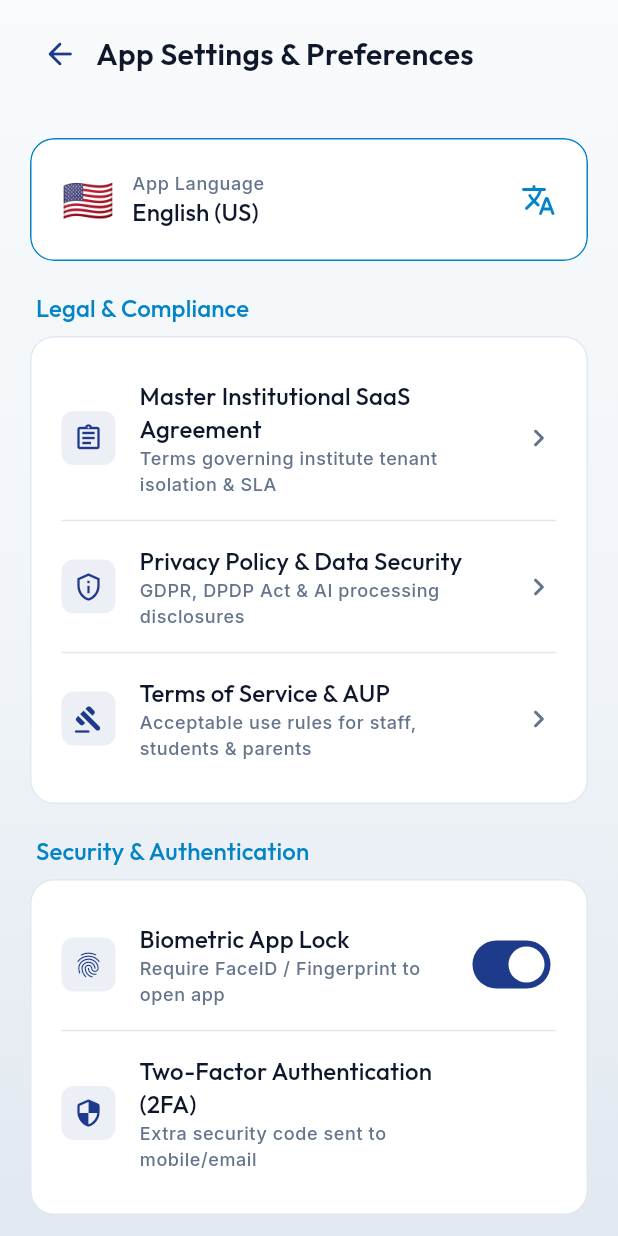
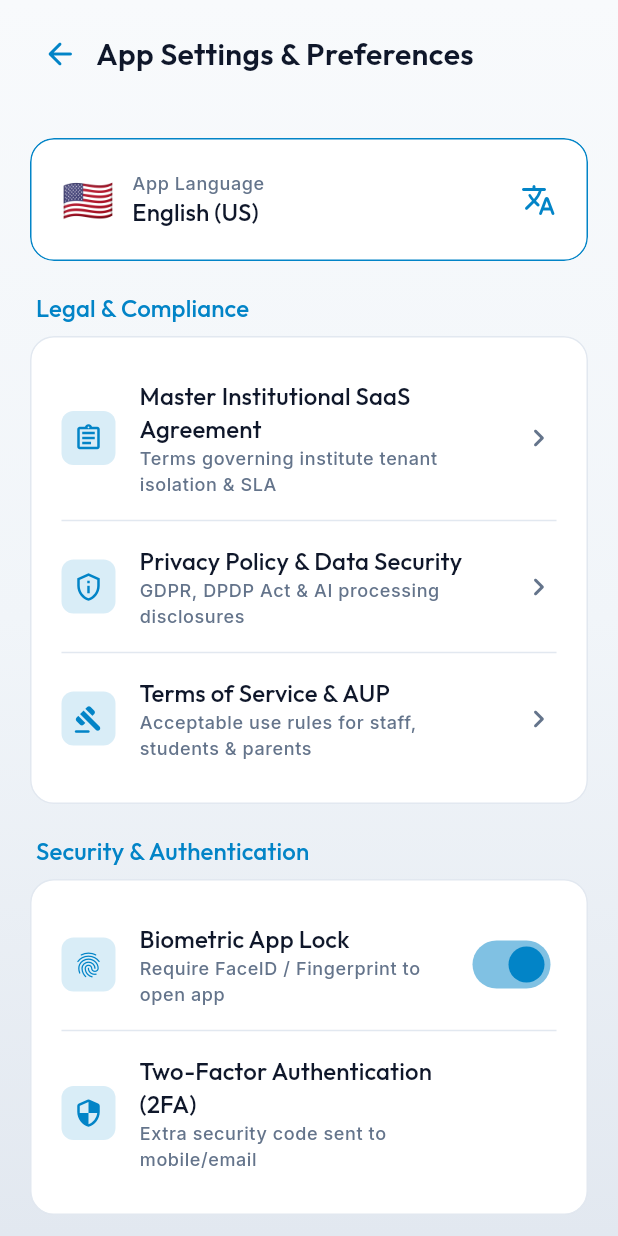
Before and after one commit to sreeragp01/institute, a Flutter app: the SettingsScreen screen opened by its route, on a phone screen of 412 x 824 dp. Run offline on Flutter 3.47's test engine with Material 3 defaults, Android fonts, the phone set to English and light mode, and no system bars; our stand-ins replace dio, flutter_animate, flutter_riverpod, flutter_secure_storage, go_router, google_fonts and 1 more; missing offline and left inert: mobile_scanner; accounts and stored records are empty.

Commit message:
Polish Settings & Notification Center: Upgrade contrast colors to cyber cyan and verify 100% clean build

```diff
--- a/mobile/lib/src/features/notifications/presentation/screens/notification_center_screen.dart
+++ b/mobile/lib/src/features/notifications/presentation/screens/notification_center_screen.dart
@@ -20,7 +20,7 @@ class NotificationCenterScreen extends StatelessWidget {
                 child: Row(
                   children: [
                     IconButton(
-                      icon: const Icon(Icons.arrow_back_rounded, color: AppColors.primaryNavy),
+                      icon: const Icon(Icons.arrow_back_rounded, color: AppColors.cyberCyan),
                       onPressed: () => context.pop(),
                     ),
                     Text('Notification Center', style: AppTypography.header2(color: AppColors.textPrimary)),
--- a/mobile/lib/src/features/settings/presentation/screens/settings_screen.dart
+++ b/mobile/lib/src/features/settings/presentation/screens/settings_screen.dart
@@ -164,7 +164,7 @@ class _SettingsScreenState extends ConsumerState<SettingsScreen> {
                 child: Row(
                   children: [
                     IconButton(
-                      icon: const Icon(Icons.arrow_back_rounded, color: AppColors.primaryNavy),
+                      icon: const Icon(Icons.arrow_back_rounded, color: AppColors.cyberCyan),
                       onPressed: () => context.pop(),
                     ),
                     Text('App Settings & Preferences', style: AppTypography.header2(color: AppColors.textPrimary)),
@@ -410,10 +410,10 @@ class _SettingsScreenState extends ConsumerState<SettingsScreen> {
       leading: Container(
         padding: const EdgeInsets.all(8),
         decoration: BoxDecoration(
-          color: AppColors.primaryNavy.withValues(alpha: 0.08),
+          color: AppColors.cyberCyan.withValues(alpha: 0.15),
           borderRadius: BorderRadius.circular(8),
         ),
-        child: Icon(icon, color: AppColors.primaryNavy, size: 20),
+        child: Icon(icon, color: AppColors.cyberCyan, size: 20),
       ),
       title: Text(title, style: AppTypography.subtitle(color: AppColors.textPrimary)),
       subtitle: Text(subtitle, style: AppTypography.caption(color: AppColors.textMuted)),
@@ -434,17 +434,17 @@ class _SettingsScreenState extends ConsumerState<SettingsScreen> {
       leading: Container(
         padding: const EdgeInsets.all(8),
         decoration: BoxDecoration(
-          color: AppColors.primaryNavy.withValues(alpha: 0.08),
+          color: AppColors.cyberCyan.withValues(alpha: 0.15),
           borderRadius: BorderRadius.circular(8),
         ),
-        child: Icon(icon, color: AppColors.primaryNavy, size: 20),
+        child: Icon(icon, color: AppColors.cyberCyan, size: 20),
       ),
       title: Text(title, style: AppTypography.subtitle(color: AppColors.textPrimary)),
       subtitle: Text(subtitle, style: AppTypography.caption(color: AppColors.textMuted)),
       trailing: Switch(
         value: value,
         onChanged: onChanged,
-        activeTrackColor: AppColors.primaryNavy,
+        activeThumbColor: AppColors.cyberCyan,
       ),
     );
   }
```
